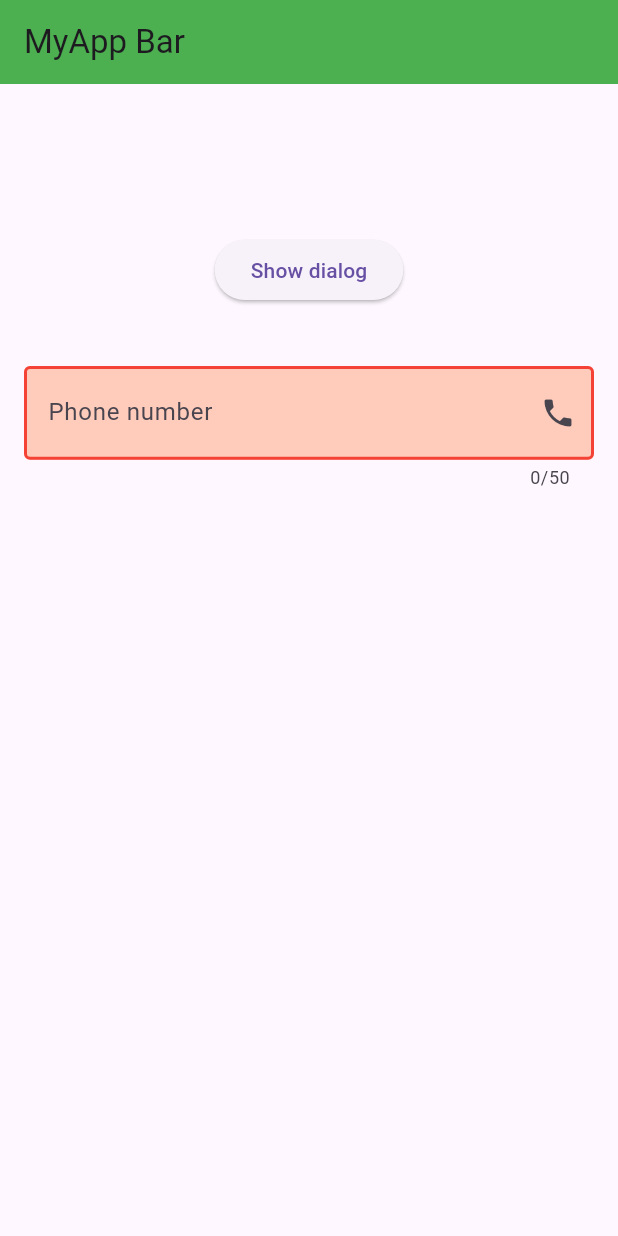
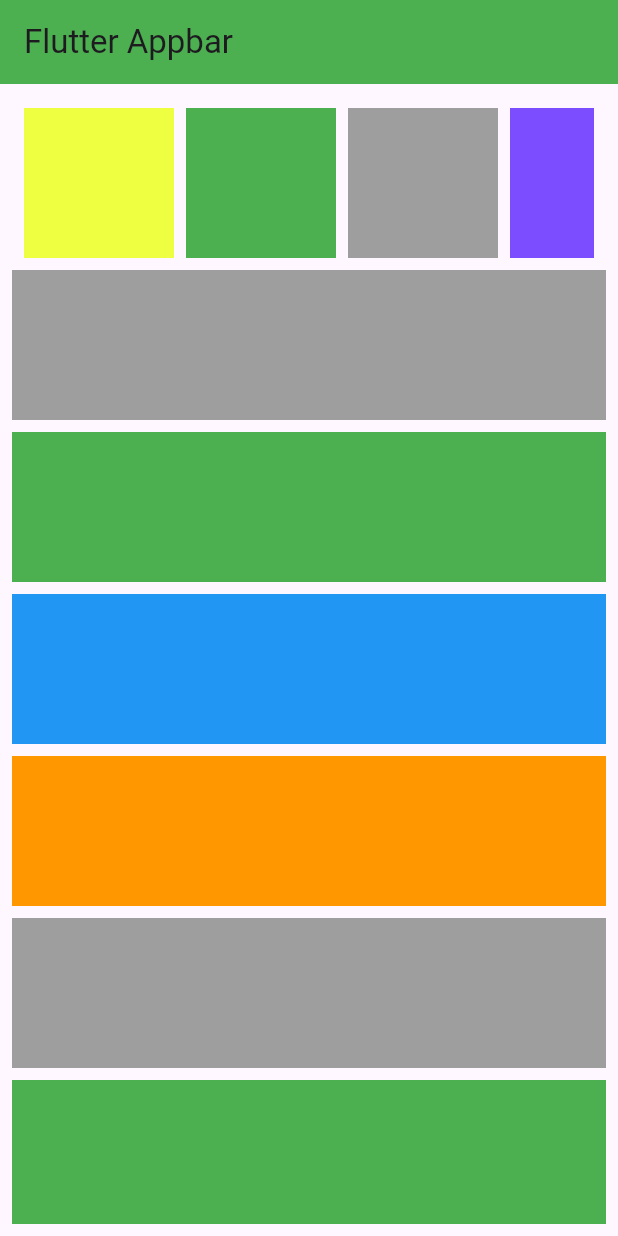
Before and after one commit to hannanmiyaji/flutter, a Flutter app: the screen it shows after launch, on a phone screen of 412 x 824 dp. Run offline on Flutter 3.47's test engine with Material 3 defaults, Android fonts, the phone set to English and light mode, and no system bars.

Commit message:
ScrollView Widgets,Horizontal & Vartical.

```diff
--- a/lib/main.dart
+++ b/lib/main.dart
@@ -22,101 +22,150 @@ class HomeActivity extends StatelessWidget {
     return Scaffold(
       appBar: AppBar(
         backgroundColor: Colors.green,
-        title: Text("MyApp Bar"),
+        title: Text('Flutter Appbar'),
       ),
-      body: Center(
+      body: Padding(
+        padding: const EdgeInsets.all(8.0),
+        child: SingleChildScrollView(
           child: Column(
-          crossAxisAlignment: CrossAxisAlignment.center,
-          children: [
-            SizedBox(height: 100),
-            ElevatedButton(
-              onPressed: () {
-                //showAboutDialog(context: context);
-                showModalBottomSheet(
-                    //backgroundColor: Color(0xFFC8E6C9),
-                    backgroundColor: Color(0xFFFFE0B2),
-                    shape: RoundedRectangleBorder(
-                      borderRadius: BorderRadius.circular(50),
-                    ),
-                    // isScrollControlled: true,
-                    useSafeArea: true,
-                    enableDrag: true,
-                    context: context,
-                    builder: (tex) {
-                      return Column(
             children: [
               Padding(
-                            padding: EdgeInsets.symmetric(vertical: 16),
+                padding: const EdgeInsets.all(8.0),
+                child: SingleChildScrollView(
+                  scrollDirection: Axis.horizontal,
                   child: Row(
-                              mainAxisAlignment: MainAxisAlignment.center,
                     children: [
-                                Text(
-                                  'Title',
-                                  style: TextStyle(
-                                    fontSize: 18,
+                      Container(
+                        margin: EdgeInsets.only(right: 8),
+                        height: 100,
+                        width: 100,
+                        color: Colors.limeAccent,
+                      ),
+                      Container(
+                        margin: EdgeInsets.only(right: 8),
+                        height: 100,
+                        width: 100,
+                        color: Colors.green,
+                      ),
+                      Container(
+                        margin: EdgeInsets.only(right: 8),
+                        height: 100,
+                        width: 100,
+                        color: Colors.grey,
+                      ),
+                      Container(
+                        margin: EdgeInsets.only(right: 8),
+                        height: 100,
+                        width: 100,
+                        color: Colors.deepPurpleAccent,
+                      ),
+                      Container(
+                        margin: EdgeInsets.only(right: 8),
+                        height: 100,
+                        width: 100,
+                        color: Colors.red,
+                      ),
+                      Container(
+                        margin: EdgeInsets.only(right: 8),
+                        height: 100,
+                        width: 100,
+                        color: Colors.cyan,
+                      ),
+                    ],
+                  ),
+                ),
+              ),
+              Container(
+                margin: EdgeInsets.only(bottom: 8),
+                height: 100,
+                color: Colors.grey,
+              ),
+              Container(
+                margin: EdgeInsets.only(bottom: 8),
+                height: 100,
+                color: Colors.green,
+              ),
+              Container(
+                margin: EdgeInsets.only(bottom: 8),
+                height: 100,
+                color: Colors.blue,
+              ),
+              Container(
+                margin: EdgeInsets.only(bottom: 8),
+                height: 100,
+                color: Colors.orange,
+              ),
+              Container(
+                margin: EdgeInsets.only(bottom: 8),
+                height: 100,
+                color: Colors.grey,
+              ),
+              Container(
+                margin: EdgeInsets.only(bottom: 8),
+                height: 100,
+                color: Colors.green,
+              ),
+              Padding(
+                padding: const EdgeInsets.all(8.0),
+                child: SingleChildScrollView(
+                  scrollDirection: Axis.horizontal,
+                  child: Row(
+                    children: [
+                      Container(
+                        margin: EdgeInsets.only(right: 8),
+                        height: 100,
+                        width: 100,
+                        color: Colors.blue,
+                      ),
+                      Container(
+                        margin: EdgeInsets.only(right: 8),
+                        height: 100,
+                        width: 100,
+                        color: Colors.blue,
+                      ),
+                      Container(
+                        margin: EdgeInsets.only(right: 8),
+                        height: 100,
+                        width: 100,
+                        color: Colors.blue,
+                      ),
+                      Container(
+                        margin: EdgeInsets.only(right: 8),
+                        height: 100,
+                        width: 100,
+                        color: Colors.blue,
+                      ),
+                      Container(
+                        margin: EdgeInsets.only(right: 8),
+                        height: 100,
+                        width: 100,
+                        color: Colors.blue,
+                      ),
+                      Container(
+                        margin: EdgeInsets.only(right: 8),
+                        height: 100,
+                        width: 100,
+                        color: Colors.blue,
+                      ),
+                      Container(
+                        margin: EdgeInsets.only(right: 8),
+                        height: 100,
+                        width: 100,
+                        color: Colors.blue,
+                      ),
+                      Container(
+                        margin: EdgeInsets.only(right: 8),
+                        height: 100,
+                        width: 100,
+                        color: Colors.blue,
+                      ),
+                    ],
+                  ),
                 ),
               ),
             ],
           ),
         ),
-                          Divider(
-                            height: 100,
-                            thickness: 8,
-                          ),
-                          Text('Sample'),
-                          Row(
-                            children: [
-                              ElevatedButton(
-                                  onPressed: () {}, child: Text('Cancel')),
-                              ElevatedButton(
-                                  onPressed: () {}, child: Text('Save')),
-                            ],
-                          )
-                        ],
-                      );
-                    });
-              },
-              child: Text('Show dialog'),
-            ),
-            SizedBox(height: 24),
-            Padding(
-              padding: const EdgeInsets.all(16),
-              child: TextField(
-                maxLength: 50,
-                onChanged: (String? value) {
-                  print(value);
-                },
-                controller: TextEditingController(),
-                maxLines: 1,
-                obscureText: true,
-
-                // keyboardType: TextInputType.phone,
-                decoration: InputDecoration(
-                  hintText: 'Phone',
-                  hintStyle: TextStyle(
-                      fontWeight: FontWeight.w400, color: Colors.grey.shade400),
-                  labelText: 'Phone number',
-                  suffixIcon: Icon(Icons.phone),
-                  prefix: Icon(Icons.person),
-                  fillColor: Color(0xFFFFCCBC),
-                  filled: true,
-                  hoverColor: Colors.yellow,
-                  border: OutlineInputBorder(
-                    borderSide: BorderSide(color: Colors.red, width: 2),
-                  ),
-                  enabledBorder: OutlineInputBorder(
-                    borderSide: BorderSide(color: Colors.red, width: 2),
-                  ),
-                  focusedBorder: OutlineInputBorder(
-                    borderSide: BorderSide(color: Colors.green, width: 2),
-                  ),
-                  disabledBorder: OutlineInputBorder(
-                      borderSide: BorderSide(color: Colors.grey, width: 2)),
-                ),
-              ),
-            )
-          ],
-        ),
       ),
     );
   }
```
Lines whose indentation alone changed are shown as unchanged.
